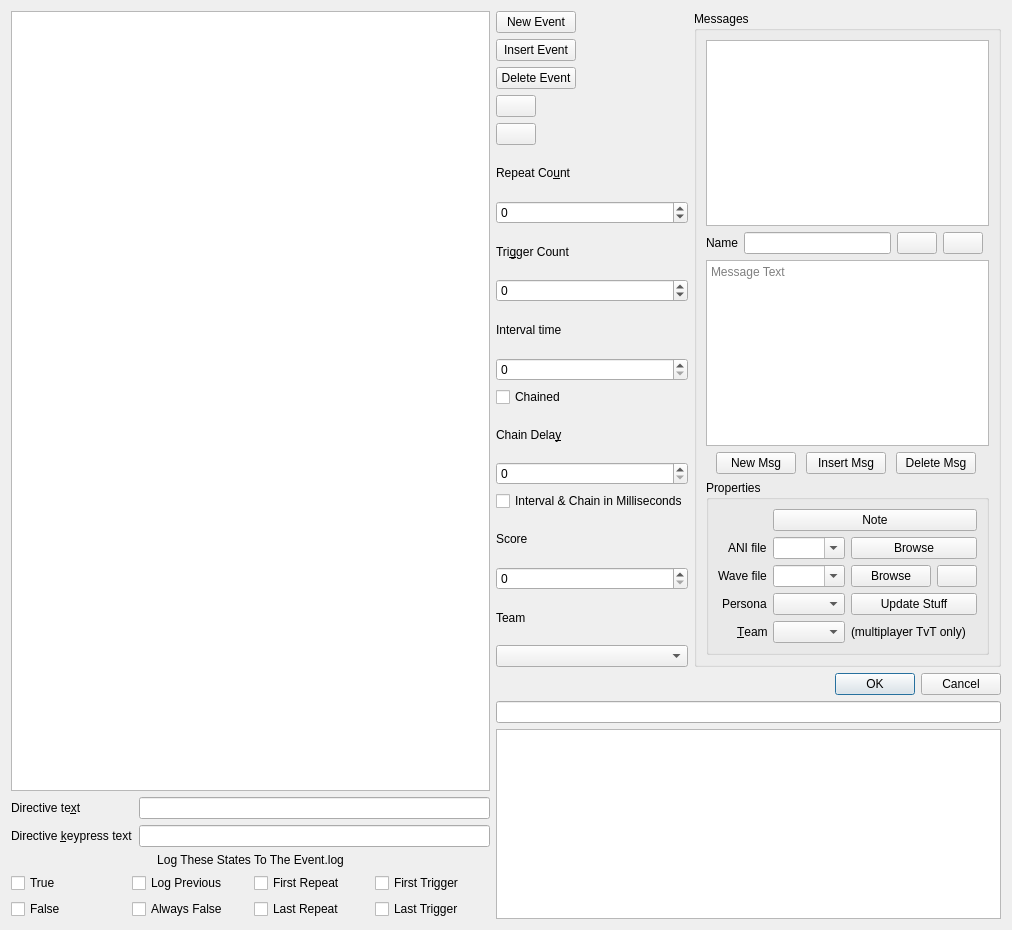
First picture: the form in qtfred/ui/MissionEventsDialog.ui, repository scp-fs2open/fs2open.github.com, before the edit.
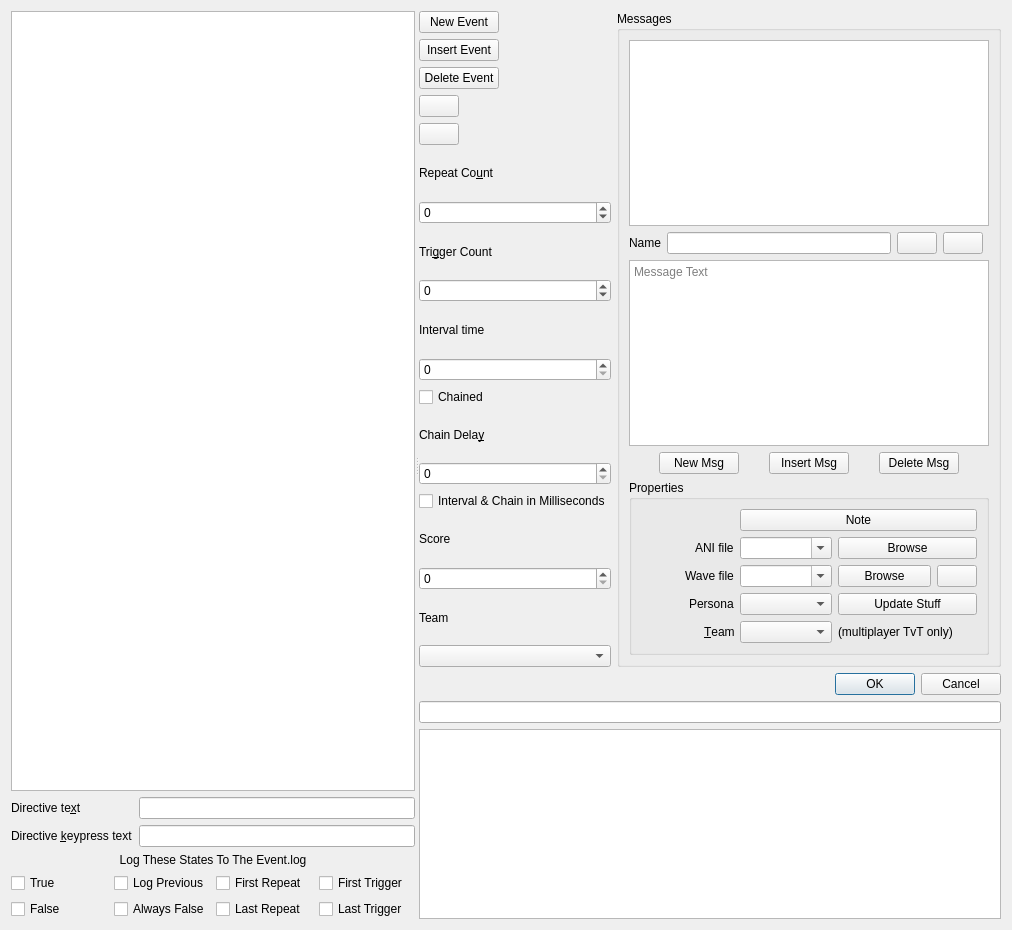
Second picture: the form after the edit. Custom widgets are drawn as their Qt base class.

The edit to the form file:
```diff
--- a/qtfred/ui/MissionEventsDialog.ui
+++ b/qtfred/ui/MissionEventsDialog.ui
@@ -15,9 +15,27 @@
   </property>
   <layout class="QGridLayout" name="gridLayout_3">
    <item row="0" column="0">
-    <layout class="QHBoxLayout" name="horizontalLayout">
-     <item>
+    <widget class="QSplitter" name="mainSplitter">
+     <property name="orientation">
+      <enum>Qt::Horizontal</enum>
+     </property>
+     <property name="childrenCollapsible">
+      <bool>false</bool>
+     </property>
+     <widget class="QWidget" name="leftPanel" native="true">
       <layout class="QVBoxLayout" name="verticalLayout">
+       <property name="leftMargin">
+        <number>0</number>
+       </property>
+       <property name="topMargin">
+        <number>0</number>
+       </property>
+       <property name="rightMargin">
+        <number>0</number>
+       </property>
+       <property name="bottomMargin">
+        <number>0</number>
+       </property>
        <item>
         <widget class="fso::fred::sexp_tree" name="eventTree">
          <attribute name="headerVisible">
@@ -126,9 +144,21 @@
         </layout>
        </item>
       </layout>
-     </item>
-     <item>
+     </widget>
+     <widget class="QWidget" name="rightPanel" native="true">
       <layout class="QGridLayout" name="gridLayout" rowstretch="0,0,0,0,0,0,0,0,0,0,0,0,0,0,0,0,0,0,0,0,0,0">
+       <property name="leftMargin">
+        <number>0</number>
+       </property>
+       <property name="topMargin">
+        <number>0</number>
+       </property>
+       <property name="rightMargin">
+        <number>0</number>
+       </property>
+       <property name="bottomMargin">
+        <number>0</number>
+       </property>
        <item row="6" column="0">
         <widget class="QSpinBox" name="repeatCountBox">
          <property name="minimum">
@@ -581,8 +611,8 @@
         </widget>
        </item>
       </layout>
-     </item>
-    </layout>
+     </widget>
+    </widget>
    </item>
   </layout>
  </widget>
```
Left out of the diff: 6 changed lines with no effect on the pictures.
